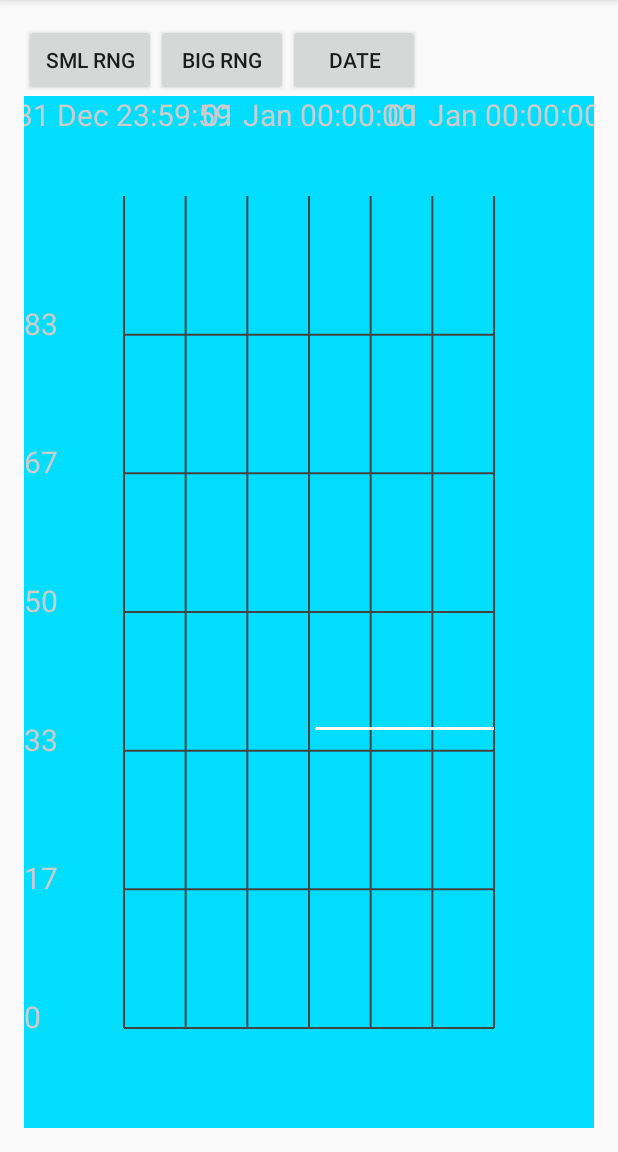
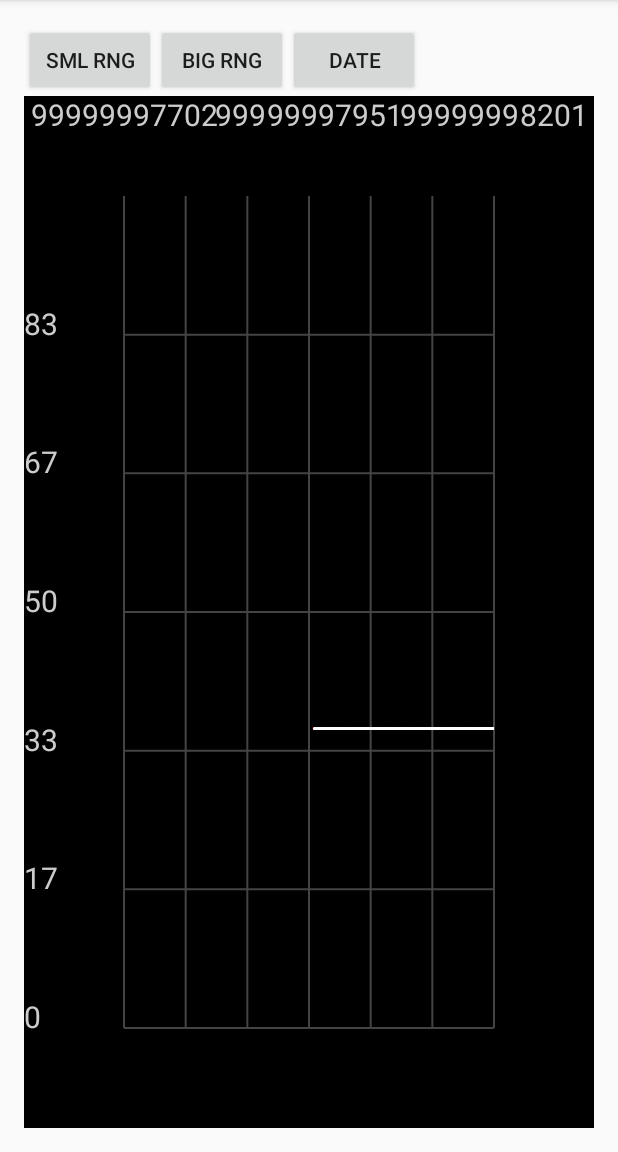
Before and after one commit to MonStar1/FastCanvasLineChart, an Android app: the screen it shows after launch (MainActivity), on a phone screen of 412 x 824 dp, the part 84-1236 px from its top. Run offline under Robolectric (Android 15) with nearby library versions, the phone set to English and light mode, and no system bars.

```diff
--- a/app/src/main/java/com/epam/canvaschart/ChartAssetsDataLoader.java
+++ b/app/src/main/java/com/epam/canvaschart/ChartAssetsDataLoader.java
@@ -2,13 +2,17 @@ package com.epam.canvaschart;
 
 import android.content.Context;
 import android.view.View;
+
+import com.epam.canvaschart.chart.IDataLoader;
+import com.epam.canvaschart.chart.ISubmitSeries;
+import com.epam.canvaschart.chart.Series;
 
 import java.util.Random;
 import java.util.concurrent.atomic.AtomicInteger;
 
 public class ChartAssetsDataLoader implements IDataLoader {
 
-    private final long POINTS_SIZE = 50000;
+    private final double POINTS_SIZE = 100000000000f + 50000f;
     private Context context;
     private View progress;
 
@@ -17,7 +21,7 @@ public class ChartAssetsDataLoader implements IDataLoader {
 
     public ChartAssetsDataLoader(Context context) {
         this.context = context;
-        for (long i = 0; i < POINTS_SIZE; i += (new Random()).nextInt(5)) {
+        for (double i = 100000000000f; i < POINTS_SIZE; i += (new Random()).nextDouble()) {
             series.addPoint(i, (new Random()).nextInt(100));
         }
         series.calculatePointPositions();
@@ -29,7 +33,7 @@ public class ChartAssetsDataLoader implements IDataLoader {
     }
 
     @Override
-    public long getStartAvailableXValue() {
+    public double getStartAvailableXValue() {
         return series.getPointsSet().first().x;
     }
 
@@ -43,7 +47,7 @@ public class ChartAssetsDataLoader implements IDataLoader {
     }
 
     @Override
-    public long getEndAvailableXValue() {
+    public double getEndAvailableXValue() {
         return series.getPointsSet().last().x;
     }
 }
--- a/app/src/main/java/com/epam/canvaschart/MainActivity.java
+++ b/app/src/main/java/com/epam/canvaschart/MainActivity.java
@@ -1,10 +1,12 @@
 package com.epam.canvaschart;
 
+import android.graphics.Color;
 import android.os.Bundle;
 import android.support.v7.app.AppCompatActivity;
 import android.view.View;
 
-import java.text.SimpleDateFormat;
+import com.epam.canvaschart.chart.GraphWidget;
+import com.epam.canvaschart.chart.LineChart;
 
 public class MainActivity extends AppCompatActivity {
 
@@ -61,7 +63,8 @@ public class MainActivity extends AppCompatActivity {
 
         mChart.setMinMaxRange(MIN_RANGE, MAX_RANGE);
         mChart.setRange(MIN_RANGE);
-        mChart.setDateFormat(new SimpleDateFormat("dd MMM HH:mm:ss"));
+        mChart.setBackgroundColor(Color.BLACK);
+//        mChart.setDateFormat(new SimpleDateFormat("dd MMM HH:mm:ss"));
     }
 
 }
--- a/app/src/main/java/com/epam/canvaschart/GraphWidget.java
+++ b/app/src/main/java/com/epam/canvaschart/chart/GraphWidget.java
@@ -1,4 +1,4 @@
-package com.epam.canvaschart;
+package com.epam.canvaschart.chart;
 
 public class GraphWidget {
 
@@ -11,6 +11,7 @@ public class GraphWidget {
     private int topPadding;
     private int bottomPadding;
     private double rangeX;
+    private double rangeY;
     private Number minRangeX;
     private Number maxRangeX;
     private Number minLeftXBorder;
@@ -40,6 +41,7 @@ public class GraphWidget {
 
     public void setMinY(double minY) {
         this.minY = minY;
+        rangeY = maxY - minY;
     }
 
     public Number getMaxY() {
@@ -48,6 +50,7 @@ public class GraphWidget {
 
     public void setMaxY(double maxY) {
         this.maxY = maxY;
+        rangeY = maxY - minY;
     }
 
     public double getXRange() {
@@ -55,7 +58,7 @@ public class GraphWidget {
     }
 
     public double getYRange() {
-        return maxY - minY;
+        return rangeY;
     }
 
     public int getLeftPadding() {
--- a/app/src/main/java/com/epam/canvaschart/IDataLoader.java
+++ b/app/src/main/java/com/epam/canvaschart/chart/IDataLoader.java
@@ -1,4 +1,4 @@
-package com.epam.canvaschart;
+package com.epam.canvaschart.chart;
 
 import android.view.View;
 
@@ -6,9 +6,9 @@ public interface IDataLoader {
 
     void getDataByXValue(Number startTimestamp, Number endTimestamp, ISubmitSeries submitSeries);
 
-    long getStartAvailableXValue();
+    double getStartAvailableXValue();
 
-    long getEndAvailableXValue();
+    double getEndAvailableXValue();
 
     void setProgressView(View progress);
 }
--- a/app/src/main/java/com/epam/canvaschart/ISubmitSeries.java
+++ b/app/src/main/java/com/epam/canvaschart/chart/ISubmitSeries.java
@@ -1,4 +1,4 @@
-package com.epam.canvaschart;
+package com.epam.canvaschart.chart;
 
 public interface ISubmitSeries {
 
--- a/app/src/main/java/com/epam/canvaschart/LineChart.java
+++ b/app/src/main/java/com/epam/canvaschart/chart/LineChart.java
@@ -1,4 +1,4 @@
-package com.epam.canvaschart;
+package com.epam.canvaschart.chart;
 
 import android.animation.TypeEvaluator;
 import android.animation.ValueAnimator;
@@ -17,6 +17,8 @@ import android.view.ScaleGestureDetector;
 import android.view.View;
 import android.view.animation.DecelerateInterpolator;
 import android.view.animation.LinearInterpolator;
+
+import com.epam.canvaschart.BuildConfig;
 
 import java.text.DateFormat;
 import java.text.DecimalFormat;
@@ -57,6 +59,7 @@ public class LineChart extends View implements View.OnTouchListener, ISubmitSeri
     private IDataLoader chartDataLoader;
     private Series series;
     private View secondProgress;
+    private int countSeriesPoints;
 
     public LineChart(Context context) {
         super(context);
@@ -75,6 +78,10 @@ public class LineChart extends View implements View.OnTouchListener, ISubmitSeri
 
     @Override
     public void submitSeries(Series series) {
+        if (series.size() == countSeriesPoints) {
+            return;
+        }
+        countSeriesPoints = series.size();
         this.series = series;
         postInvalidate();
     }
@@ -84,7 +91,6 @@ public class LineChart extends View implements View.OnTouchListener, ISubmitSeri
             return;
         }
         setOnTouchListener(this);
-        backgroundColor = context.getResources().getColor(android.R.color.holo_blue_bright);
         mScaleGestureDetector = new ScaleGestureDetector(getContext(), new ScaleGestureListener());
         mGestureDetector = new GestureDetector(getContext(), new ScrollGestureListener());
 
@@ -278,8 +284,8 @@ public class LineChart extends View implements View.OnTouchListener, ISubmitSeri
 
     private void initDataLoader(IDataLoader chartDataLoader) {
         chartDataLoader.setProgressView(secondProgress);
-        final long startAvailableTimestamp = chartDataLoader.getStartAvailableXValue();
-        final long endAvailableTimestamp = chartDataLoader.getEndAvailableXValue();
+        final double startAvailableTimestamp = chartDataLoader.getStartAvailableXValue();
+        final double endAvailableTimestamp = chartDataLoader.getEndAvailableXValue();
         setMinMaxBorders(startAvailableTimestamp, endAvailableTimestamp);
         scrollToXValue(startAvailableTimestamp);
     }
@@ -289,6 +295,12 @@ public class LineChart extends View implements View.OnTouchListener, ISubmitSeri
         if (chartDataLoader != null) {
             chartDataLoader.setProgressView(secondProgress);
         }
+    }
+
+    @Override
+    public void setBackgroundColor(int backgroundColor) {
+        super.setBackgroundColor(backgroundColor);
+        this.backgroundColor = backgroundColor;
     }
 
     public void setDateFormat(DateFormat dateFormat) {
--- a/app/src/main/java/com/epam/canvaschart/PointPos.java
+++ b/app/src/main/java/com/epam/canvaschart/chart/PointPos.java
@@ -1,13 +1,13 @@
-package com.epam.canvaschart;
+package com.epam.canvaschart.chart;
 
 public class PointPos implements Comparable<PointPos> {
 
-    public PointPos(long x, float y) {
+    public PointPos(double x, float y) {
         this.x = x;
         this.y = y;
     }
 
-    public long x;
+    public double x;
     public float y;
     public int position;
 
--- a/app/src/main/java/com/epam/canvaschart/Series.java
+++ b/app/src/main/java/com/epam/canvaschart/chart/Series.java
@@ -1,4 +1,4 @@
-package com.epam.canvaschart;
+package com.epam.canvaschart.chart;
 
 import java.util.ArrayList;
 import java.util.Collections;
@@ -27,7 +27,7 @@ public class Series {
         return pointsList;
     }
 
-    public void addPoint(long x, float y) {
+    public void addPoint(double x, float y) {
         isPointPosCalculated.set(false);
         PointPos pointPos = new PointPos(x, y);
         pointsSet.add(pointPos);
@@ -42,4 +42,8 @@ public class Series {
         }
         isPointPosCalculated.set(true);
     }
+
+    public int size() {
+        return pointsSet.size();
+    }
 }
--- a/app/src/main/res/layout/activity_main.xml
+++ b/app/src/main/res/layout/activity_main.xml
@@ -38,7 +38,7 @@
     </LinearLayout>
 
 
-    <com.epam.canvaschart.LineChart
+    <com.epam.canvaschart.chart.LineChart
         android:id="@+id/chart"
         android:layout_width="match_parent"
         android:layout_height="match_parent"
```
